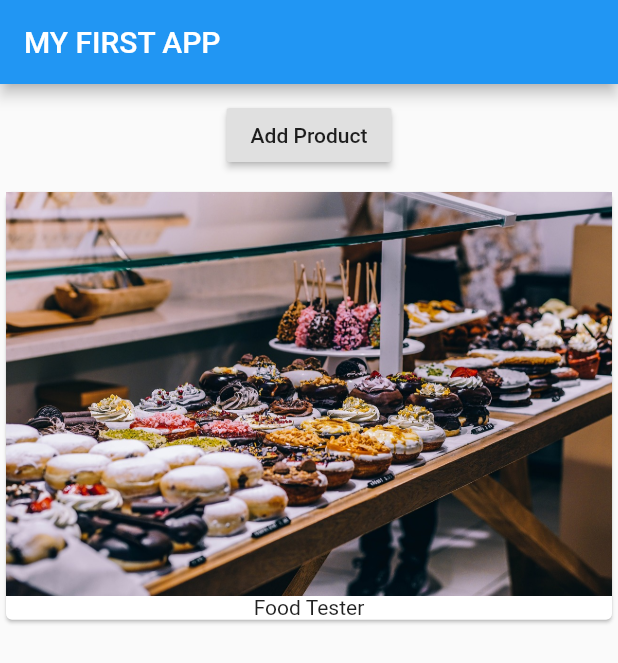
After one commit to shivaniaakanksha/First_Flutter_App, a Flutter app: the screen it shows after launch, on a phone screen of 412 x 824 dp. The commit adds this screen. Shown: the top 663 px of the screen. Run offline on Flutter 3.47's test engine with Material 2 defaults, Android fonts, the phone set to English and light mode, and no system bars.

Commit message:
splittingUp the files

```diff
--- a/lib/main.dart
+++ b/lib/main.dart
@@ -1,17 +1,10 @@
 import 'package:flutter/material.dart';
+
+import './product_manager.dart';
 
 void main() => runApp(MyApp());
 
-class MyApp extends StatefulWidget {
-  @override
-  State<StatefulWidget> createState() {
-    // TODO: implement createState
-    return _MyAppState();
-  }
-}
-
-class _MyAppState extends State<MyApp> {
-  List<String> _products = ['Food Tester'];
+class MyApp extends StatelessWidget {
   @override
   Widget build(BuildContext context) {
     return MaterialApp(
@@ -19,33 +12,7 @@ class _MyAppState extends State<MyApp> {
             appBar: AppBar(
               title: Text('MY FIRST APP'),
             ),
-            body: Column(
-              children: [
-                Container(
-                    margin: EdgeInsets.all(10.0),
-                    child: RaisedButton(
-                      onPressed: () {
-                        setState(() {
-                          _products.add('Advanced food tester');
-
-                        });
-
-                      },
-                      child: Text('Add Product'),
-                    )),
-                Column(
-                  children: _products.map(
-                    (element) => Card(
-                          child: Column(
-                            children: <Widget>[
-                              Image.asset('assets/food.jpg'),
-                              Text(element)
-                            ],
-                          ),
-                        ),
-                  ).toList(),
-                )
-              ],
-            )));
+            body:ProductManager()
+            ));
   }
 }
--- /dev/null
+++ b/lib/product_manager.dart
@@ -0,0 +1,32 @@
+import 'package:flutter/material.dart';
+
+import './products.dart';
+
+class ProductManager extends StatefulWidget {
+  @override
+  State<StatefulWidget> createState() {
+    return _ProductManagerState();
+  }
+}
+
+class _ProductManagerState extends State<ProductManager> {
+  List<String> _products = ['Food Tester'];
+
+  @override
+  Widget build(BuildContext context) {
+    return Column(children: [
+      Container(
+        margin: EdgeInsets.all(10.0),
+        child: RaisedButton(
+          onPressed: () {
+            setState(() {
+              _products.add('Advanced food tester');
+            });
+          },
+          child: Text('Add Product'),
+        ),
+      ),
+      Products(_products)
+    ]);
+  }
+}
--- /dev/null
+++ b/lib/products.dart
@@ -0,0 +1,25 @@
+import 'package:flutter/material.dart';
+
+class Products extends StatelessWidget {
+  final List<String> product;
+
+  Products(this.product);
+
+  @override
+  Widget build(BuildContext context) {
+    return Column(
+      children: product
+          .map(
+            (element) => Card(
+                  child: Column(
+                    children: <Widget>[
+                      Image.asset('assets/food.jpg'),
+                      Text(element)
+                    ],
+                  ),
+                ),
+          )
+          .toList(),
+    );
+  }
+}
```
